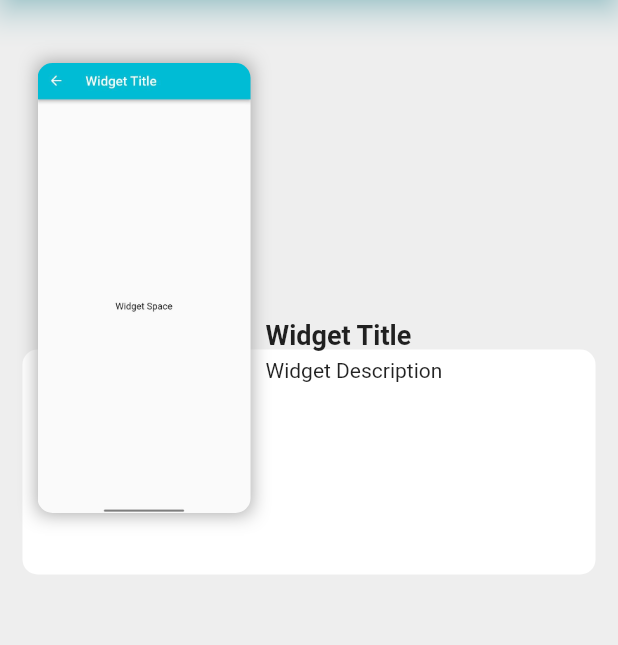
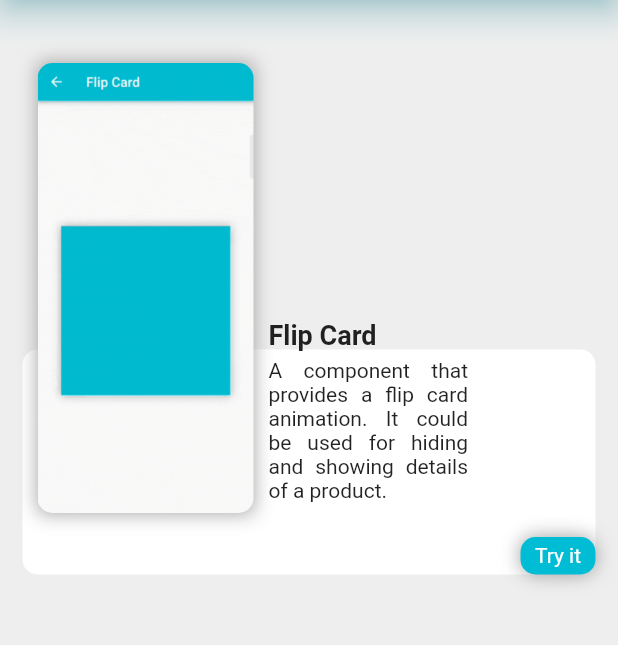
Before and after one commit to BolisettySujith/Awesome-Flutter-Widgets, a Flutter app: the screen it shows after launch, on a phone screen of 412 x 824 dp, the part 105-750 px from its top. Run offline on Flutter 3.47's test engine with Material 2 defaults, Android fonts, the phone set to English and light mode, and no system bars; our stand-ins replace flip_card, flutter_markdown; missing offline and left inert: clipboard.

Commit message:
New Widg: Added flip card widget

```diff
--- a/lib/Components/all_widgets.dart
+++ b/lib/Components/all_widgets.dart
@@ -1 +1,2 @@
 export 'wid1.dart';
+export 'flip_card_widget.dart';
--- a/lib/Navigation/navigation.dart
+++ b/lib/Navigation/navigation.dart
@@ -7,6 +7,6 @@ class Navigate{
   static Map<String, Widget Function(BuildContext)> routes =   {
     '/' : (context) => const HomeScreen(),
     '/initial-screen' : (context) => const SplashScreen(),
-    '/wid1' : (context) => const Widget1(),
+    '/flip_card_widget' : (context) => const FlipCardWidget(),
   };
 }
--- a/lib/Utils/widget_thumbnail.dart
+++ b/lib/Utils/widget_thumbnail.dart
@@ -16,7 +16,6 @@ class FeatureThumbnail extends StatelessWidget {
           fd.routeName,
           arguments: fd,
         );
-        // Navigator.of(context).push(MaterialPageRoute(builder: (BuildContext context) => fd.widgName));
       },
       child: Container(
         padding: const EdgeInsets.all(5),
@@ -94,7 +93,8 @@ class FeatureThumbnail extends StatelessWidget {
                                 maxLines: 7,
                                 softWrap: true,
                                 textAlign: TextAlign.justify,
-                              )
+                              ),
+
                             ],
                           ),
                         ),
@@ -103,6 +103,25 @@ class FeatureThumbnail extends StatelessWidget {
                   ],
                 ),
               ),
+              Positioned(
+                right: 0,
+                bottom: 0,
+                child: Container(
+                  height: 25,
+                  width: 50,
+                  decoration: BoxDecoration(
+                    borderRadius: BorderRadius.circular(10),
+                    color: Colors.cyan,
+                    boxShadow: const [
+                      BoxShadow(
+                          blurRadius: 10.0,
+                          color: Colors.grey
+                      ),
+                    ],
+                  ),
+                  child: const Center(child: Text("Try it",style: TextStyle(color: Colors.white),)),
+                ),
+              )
             ],
           ),
         ),
--- a/lib/Utils/widgets_data.dart
+++ b/lib/Utils/widgets_data.dart
@@ -1,10 +1,10 @@
 import '../Model/widget_details.dart';
 
-WidgetDetailsModel wid1 = WidgetDetailsModel(
-    "Widget Title",
-    "Widget Description",
-    "assets/images/wid1_demo.jpg",
-    "/wid1"
+WidgetDetailsModel flipCardWidget = WidgetDetailsModel(
+    "Flip Card",
+    "A component that provides a flip card animation. It could be used for hiding and showing details of a product.",
+    "assets/gifs/flip_card.gif",
+    "/flip_card_widget"
 );
 
-List<WidgetDetailsModel> widgetsList = [wid1];
+List<WidgetDetailsModel> widgetsList = [flipCardWidget];
--- a/pubspec.yaml
+++ b/pubspec.yaml
@@ -36,6 +36,10 @@ dependencies:
   # The following adds the Cupertino Icons font to your application.
   # Use with the CupertinoIcons class for iOS style icons.
   cupertino_icons: ^1.0.2
+  flip_card: ^0.6.0
+  animated_text_kit: ^4.2.2
+  flutter_markdown: ^0.6.12
+  clipboard: ^0.1.3
 
 dev_dependencies:
   flutter_test:
@@ -65,6 +69,7 @@ flutter:
   #   - images/a_dot_ham.jpeg
   assets:
     - assets/images/
+    - assets/gifs/
   # An image asset can refer to one or more resolution-specific "variants", see
   # https://flutter.dev/assets-and-images/#resolution-aware
 
```
Also changed, not shown: lib/Components/flip_card_widget.dart (added, +131 -0 lines), assets/gifs/flip_card.gif (added), pubspec.lock.
